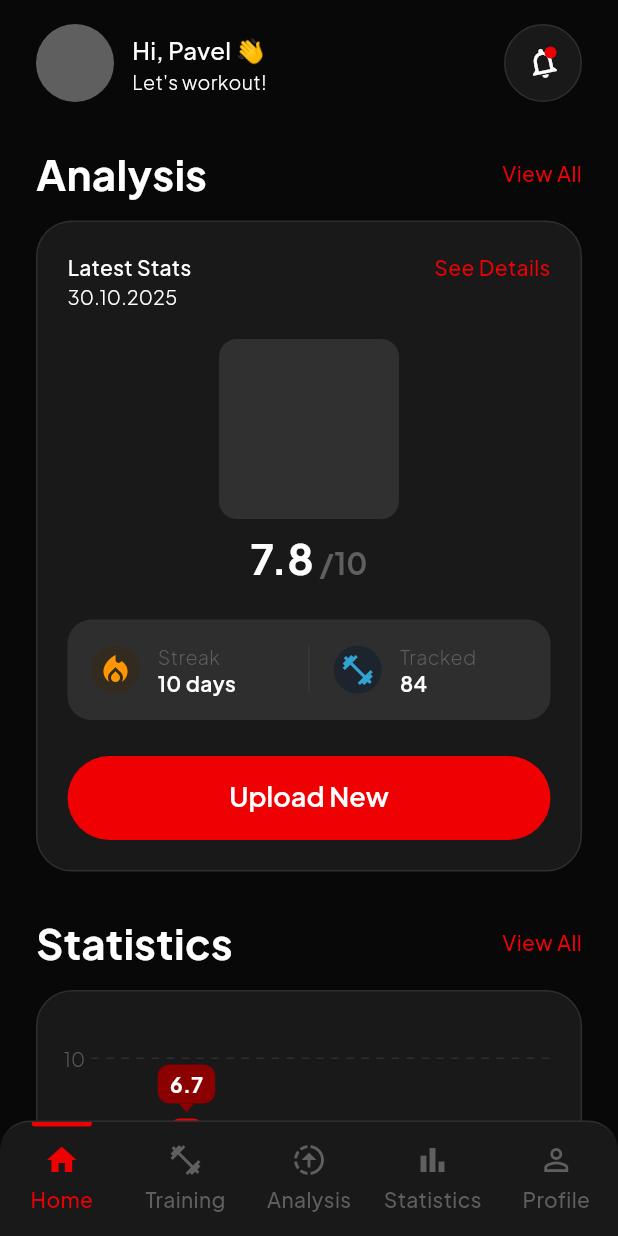
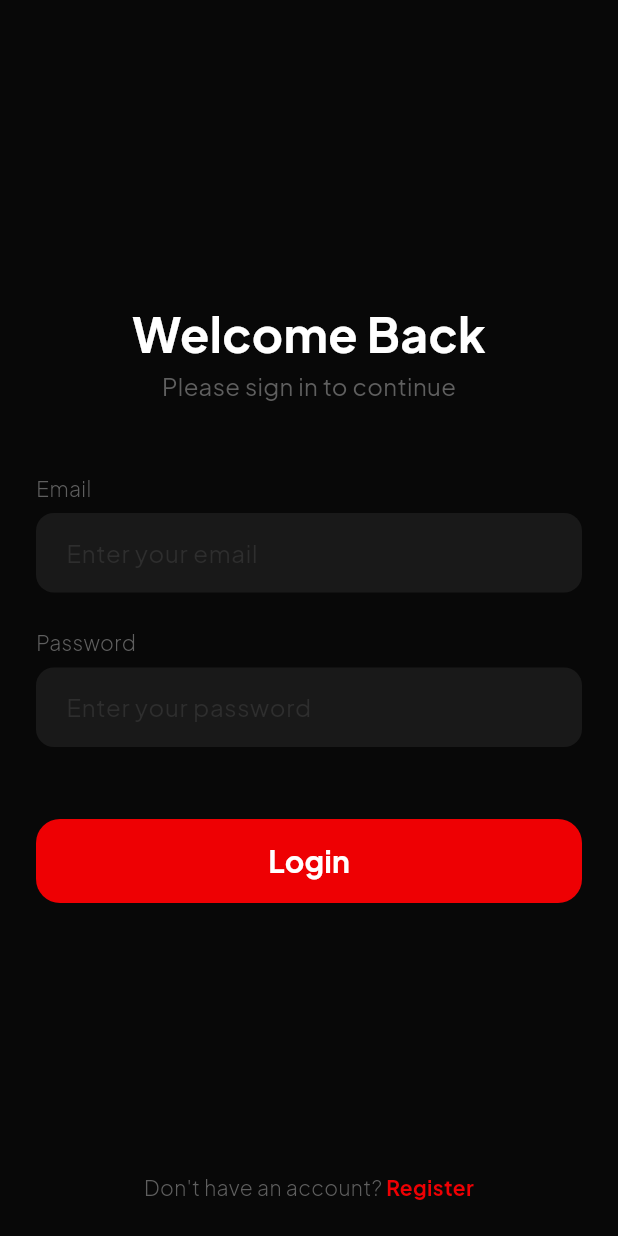
Before and after one commit to 0NDRS/Flexly, a Flutter app: the screen it shows after launch, on a phone screen of 412 x 824 dp. Run offline on Flutter 3.47's test engine with Material 3 defaults, Android fonts, the light colour scheme and no system bars; our stand-ins replace google_fonts, shared_preferences.

Commit message:
add auth, connect to mongodb

```diff
--- a/lib/main.dart
+++ b/lib/main.dart
@@ -1,5 +1,5 @@
 import 'package:flutter/material.dart';
-import 'package:flexly/pages/home.dart';
+import 'package:flexly/pages/login_page.dart';
 import 'package:flexly/theme/app_colors.dart';
 import 'package:flexly/theme/app_text_styles.dart';
 import 'package:google_fonts/google_fonts.dart';
@@ -39,7 +39,7 @@ class MyApp extends StatelessWidget {
           labelSmall: AppTextStyles.caption2,
         ),
       ),
-      home: const HomePage(),
+      home: const LoginPage(),
     );
   }
 }
--- a/lib/pages/home_content.dart
+++ b/lib/pages/home_content.dart
@@ -19,7 +19,7 @@ class HomeContent extends StatelessWidget {
     Navigator.push(
       context,
       MaterialPageRoute(
-        builder: (context) => AnalysisDetailPage(
+        builder: (context) => const AnalysisDetailPage(
           date: '30.10.2025',
           overallRating: 7.8,
           bodyPartRatings: MockData.bodyPartRatings,
--- /dev/null
+++ b/lib/pages/login_page.dart
@@ -0,0 +1,201 @@
+import 'package:flutter/material.dart';
+import 'package:flexly/theme/app_colors.dart';
+import 'package:flexly/theme/app_text_styles.dart';
+import 'package:flexly/pages/home.dart';
+import 'package:flexly/pages/register_page.dart';
+import 'package:flexly/services/auth_service.dart';
+
+// Test login page for testing backend authentication
+
+class LoginPage extends StatefulWidget {
+  const LoginPage({super.key});
+
+  @override
+  State<LoginPage> createState() => _LoginPageState();
+}
+
+class _LoginPageState extends State<LoginPage> {
+  final _emailController = TextEditingController();
+  final _passwordController = TextEditingController();
+
+  final _authService = AuthService();
+
+  bool _isLoading = false;
+
+  @override
+  void dispose() {
+    _emailController.dispose();
+    _passwordController.dispose();
+    super.dispose();
+  }
+
+  Future<void> _handleLogin() async {
+    setState(() {
+      _isLoading = true;
+    });
+
+    final result = await _authService.login(
+      _emailController.text,
+      _passwordController.text,
+    );
+
+    setState(() {
+      _isLoading = false;
+    });
+
+    if (result['success']) {
+      if (mounted) {
+        Navigator.of(context).pushReplacement(
+          MaterialPageRoute(builder: (context) => const HomePage()),
+        );
+      }
+    } else {
+      if (mounted) {
+        ScaffoldMessenger.of(context).showSnackBar(
+          SnackBar(
+            content: Text(result['message']),
+            backgroundColor: Colors.red,
+          ),
+        );
+      }
+    }
+  }
+
+  @override
+  Widget build(BuildContext context) {
+    return Scaffold(
+      backgroundColor: AppColors.backgroundDark,
+      body: SafeArea(
+        child: Padding(
+          padding: const EdgeInsets.all(24.0),
+          child: Column(
+            mainAxisAlignment: MainAxisAlignment.center,
+            crossAxisAlignment: CrossAxisAlignment.stretch,
+            children: [
+              const Spacer(),
+              Center(
+                child: Column(
+                  children: [
+                    Text(
+                      'Welcome Back',
+                      style: AppTextStyles.h1.copyWith(
+                        fontSize: 32,
+                        color: AppColors.white,
+                      ),
+                    ),
+                    const SizedBox(height: 8),
+                    Text(
+                      'Please sign in to continue',
+                      style: AppTextStyles.body1.copyWith(
+                        color: AppColors.grayLight,
+                      ),
+                    ),
+                  ],
+                ),
+              ),
+              const SizedBox(height: 48),
+              Text(
+                'Email',
+                style: AppTextStyles.body2.copyWith(color: AppColors.grayLight),
+              ),
+              const SizedBox(height: 8),
+              TextField(
+                controller: _emailController,
+                style: AppTextStyles.body1,
+                decoration: InputDecoration(
+                  hintText: 'Enter your email',
+                  hintStyle:
+                      AppTextStyles.body1.copyWith(color: AppColors.gray),
+                  filled: true,
+                  fillColor: AppColors.grayDark,
+                  border: OutlineInputBorder(
+                    borderRadius: BorderRadius.circular(12),
+                    borderSide: BorderSide.none,
+                  ),
+                  contentPadding: const EdgeInsets.symmetric(
+                    horizontal: 16,
+                    vertical: 16,
+                  ),
+                ),
+              ),
+              const SizedBox(height: 24),
+              Text(
+                'Password',
+                style: AppTextStyles.body2.copyWith(color: AppColors.grayLight),
+              ),
+              const SizedBox(height: 8),
+              TextField(
+                controller: _passwordController,
+                obscureText: true,
+                style: AppTextStyles.body1,
+                decoration: InputDecoration(
+                  hintText: 'Enter your password',
+                  hintStyle:
+                      AppTextStyles.body1.copyWith(color: AppColors.gray),
+                  filled: true,
+                  fillColor: AppColors.grayDark,
+                  border: OutlineInputBorder(
+                    borderRadius: BorderRadius.circular(12),
+                    borderSide: BorderSide.none,
+                  ),
+                  contentPadding: const EdgeInsets.symmetric(
+                    horizontal: 16,
+                    vertical: 16,
+                  ),
+                ),
+              ),
+              const SizedBox(height: 48),
+              SizedBox(
+                height: 56,
+                child: ElevatedButton(
+                  onPressed: _isLoading ? null : _handleLogin,
+                  style: ElevatedButton.styleFrom(
+                    backgroundColor: AppColors.primary,
+                    shape: RoundedRectangleBorder(
+                      borderRadius: BorderRadius.circular(16),
+                    ),
+                    elevation: 0,
+                  ),
+                  child: _isLoading
+                      ? const CircularProgressIndicator(color: AppColors.white)
+                      : Text(
+                          'Login',
+                          style:
+                              AppTextStyles.h3.copyWith(color: AppColors.white),
+                        ),
+                ),
+              ),
+              const Spacer(),
+              Row(
+                mainAxisAlignment: MainAxisAlignment.center,
+                children: [
+                  Text(
+                    "Don't have an account? ",
+                    style: AppTextStyles.body2
+                        .copyWith(color: AppColors.grayLight),
+                  ),
+                  GestureDetector(
+                    onTap: () {
+                      Navigator.push(
+                        context,
+                        MaterialPageRoute(
+                            builder: (context) => const RegisterPage()),
+                      );
+                    },
+                    child: Text(
+                      'Register',
+                      style: AppTextStyles.body2.copyWith(
+                        color: AppColors.primary,
+                        fontWeight: FontWeight.bold,
+                      ),
+                    ),
+                  ),
+                ],
+              ),
+            ],
+          ),
+        ),
+      ),
+    );
+  }
+}
--- a/pubspec.yaml
+++ b/pubspec.yaml
@@ -12,6 +12,7 @@ dependencies:
   cupertino_icons: ^1.0.8
   google_fonts: ^6.3.2
   http: ^1.6.0
+  shared_preferences: ^2.5.3
 
 dev_dependencies:
   flutter_test:
```
Also changed, not shown: lib/pages/profile_page.dart (+109 -5 lines), lib/pages/register_page.dart (added, +267 -0 lines), lib/services/auth_service.dart (added, +90 -0 lines), pubspec.lock, 9 other files.
